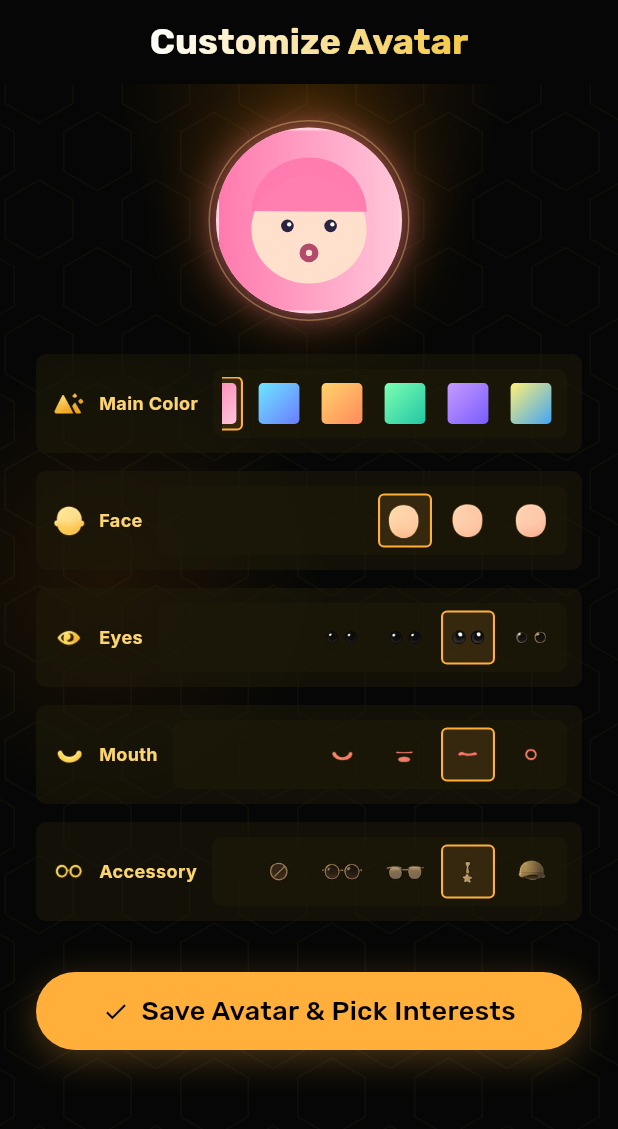
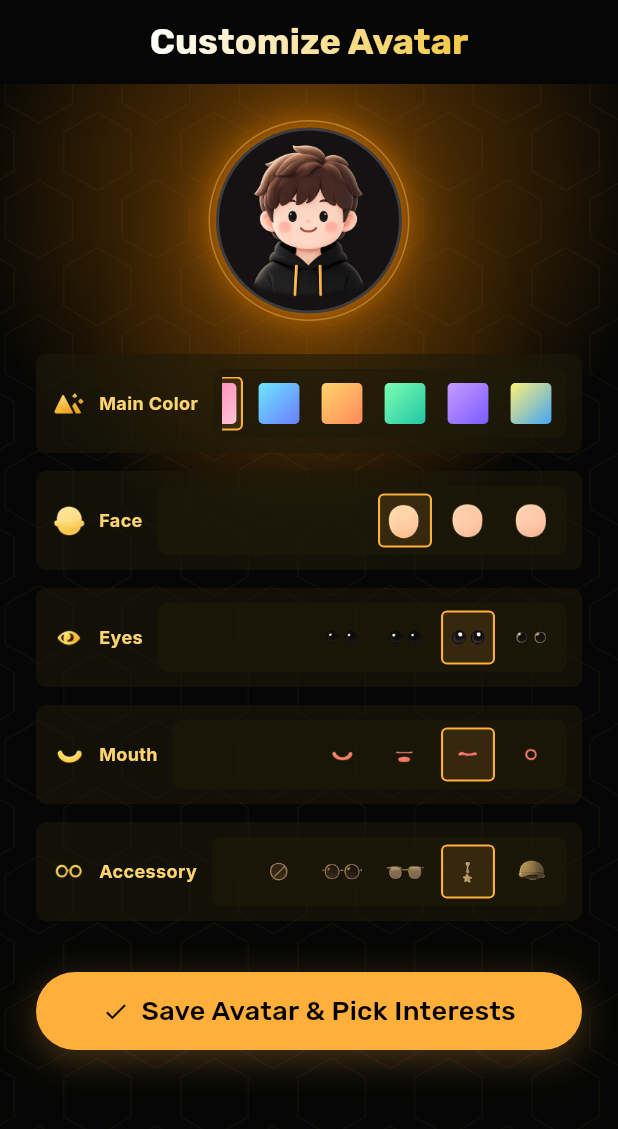
Before and after one commit to GuGuYou/GoogleConnectTheWorld, a Flutter app: the AvatarCustomizePage screen opened by its route, on a phone screen of 412 x 824 dp. Shown: the top 1129 px of the screen. Run offline on Flutter 3.47's test engine with Material 3 defaults, Android fonts, the phone set to English and light mode, and no system bars; our stand-ins replace flutter_animate, flutter_riverpod, geolocator, go_router, google_fonts, google_maps_flutter and 2 more; missing offline and left inert: dart:js_interop; accounts and stored records are empty; network calls fail.

Commit message:
Use Figma 3D hero avatar on profile/customize + stronger warm glow
Addresses "avatar still looks old": VirtualAvatarView gains a
heroPlaceholder mode that shows fig_avatar_hero.png (the Figma 3D
cartoon avatar) when no AI-generated image exists. Enabled on the
profile hero and the customize preview only, so nearby-map users keep
their distinct procedural avatars. NeonBackground warm glow boosted to
match the design's #FF8C00 top ellipse.

Verified on flutter web: profile + customize both render the 3D avatar
with the warm glow.

Co-Authored-By: Claude Fable 5 <noreply@anthropic.com>

```diff
--- a/lib/features/avatar/avatar_customize_page.dart
+++ b/lib/features/avatar/avatar_customize_page.dart
@@ -52,8 +52,11 @@ class AvatarCustomizePage extends ConsumerWidget {
                       ),
                     ],
                   ),
-                  child:
-                      VirtualAvatarView(avatar: avatar, size: 124, glow: true),
+                  child: VirtualAvatarView(
+                      avatar: avatar,
+                      size: 124,
+                      glow: true,
+                      heroPlaceholder: true),
                 ),
               ),
               const SizedBox(height: 22),
--- a/lib/features/avatar/widgets/virtual_avatar_view.dart
+++ b/lib/features/avatar/widgets/virtual_avatar_view.dart
@@ -11,13 +11,22 @@ class VirtualAvatarView extends StatelessWidget {
   final bool glow;
   final bool online;
 
+  /// When there is no AI-generated image, show the Figma 3D hero avatar
+  /// (`fig_avatar_hero.png`) instead of the procedural fallback. Used for
+  /// the profile hero and customize preview to match the redesign; other
+  /// contexts (e.g. many nearby users) keep the distinct procedural look.
+  final bool heroPlaceholder;
+
   const VirtualAvatarView({
     super.key,
     required this.avatar,
     this.size = 72,
     this.glow = false,
     this.online = false,
+    this.heroPlaceholder = false,
   });
+
+  static const _heroAsset = 'assets/images/avatars/fig_avatar_hero.png';
 
   static const palettes = [
     [Color(0xFFFF7AAE), Color(0xFFFFC6D9)],
@@ -48,6 +57,13 @@ class VirtualAvatarView extends StatelessWidget {
   Widget build(BuildContext context) {
     final colors = palettes[avatar.colorIndex % palettes.length];
     final generatedImage = _resolveGeneratedImage(avatar);
+    // No AI image + hero context → show the 3D hero art on a warm backdrop.
+    final useHero = generatedImage == null && heroPlaceholder;
+    final procedural = CustomPaint(
+      painter: avatar.style == AvatarVisualStyle.pixel
+          ? _PixelAvatarPainter(avatar, colors)
+          : _CuteAvatarPainter(avatar, colors),
+    );
     return Stack(
       clipBehavior: Clip.none,
       children: [
@@ -57,28 +73,36 @@ class VirtualAvatarView extends StatelessWidget {
           decoration: BoxDecoration(
             shape: avatar.style == AvatarVisualStyle.pixel ? BoxShape.rectangle : BoxShape.circle,
             borderRadius: avatar.style == AvatarVisualStyle.pixel ? BorderRadius.circular(size * 0.18) : null,
-            color: colors.last,
-            boxShadow: glow ? [BoxShadow(color: colors.first.withValues(alpha: 0.55), blurRadius: 18)] : null,
+            color: useHero ? AppColors.hexFill : colors.last,
+            boxShadow: glow
+                ? [
+                    BoxShadow(
+                      color: (useHero ? AppColors.glowOrange : colors.first)
+                          .withValues(alpha: 0.55),
+                      blurRadius: 18,
+                    )
+                  ]
+                : null,
             border: Border.all(color: Colors.white.withValues(alpha: 0.18), width: 2),
           ),
           clipBehavior: Clip.antiAlias,
-          child: generatedImage != null
-              ? Image(
-                  image: generatedImage,
+          child: useHero
+              ? Image.asset(
+                  _heroAsset,
                   fit: BoxFit.cover,
                   width: size,
                   height: size,
-                  errorBuilder: (context, error, stackTrace) => CustomPaint(
-                    painter: avatar.style == AvatarVisualStyle.pixel
-                        ? _PixelAvatarPainter(avatar, colors)
-                        : _CuteAvatarPainter(avatar, colors),
-                  ),
+                  errorBuilder: (context, error, stackTrace) => procedural,
                 )
-              : CustomPaint(
-                  painter: avatar.style == AvatarVisualStyle.pixel
-                      ? _PixelAvatarPainter(avatar, colors)
-                      : _CuteAvatarPainter(avatar, colors),
-                ),
+              : generatedImage != null
+                  ? Image(
+                      image: generatedImage,
+                      fit: BoxFit.cover,
+                      width: size,
+                      height: size,
+                      errorBuilder: (context, error, stackTrace) => procedural,
+                    )
+                  : procedural,
         ),
         if (online)
           Positioned(
--- a/lib/features/profile/profile_page.dart
+++ b/lib/features/profile/profile_page.dart
@@ -60,7 +60,8 @@ class ProfilePage extends ConsumerWidget {
                               avatar: me.virtualAvatar!,
                               size: 96,
                               glow: true,
-                              online: true)
+                              online: true,
+                              heroPlaceholder: true)
                           : AvatarPlaceholder(
                               seed: me.avatarSeed,
                               label: me.nickname,
--- a/lib/shared/widgets/neon_background.dart
+++ b/lib/shared/widgets/neon_background.dart
@@ -17,17 +17,17 @@ class NeonBackground extends StatelessWidget {
       child: Stack(
         children: [
           const Positioned.fill(child: _HoneycombPattern()),
+          // 顶部主暖光（对应设计稿 #FF8C00 辉光椭圆）
           Positioned(
-              top: -120,
-              left: 60,
-              right: 60,
-              child:
-                  _blob(AppColors.glowOrange.withValues(alpha: 0.16), 260)),
+              top: -160,
+              left: -40,
+              right: -40,
+              child: _blob(AppColors.glowOrange.withValues(alpha: 0.42), 460)),
           Positioned(
-              top: 180,
-              left: -80,
-              child:
-                  _blob(AppColors.glowOrange.withValues(alpha: 0.10), 300)),
+              top: 30,
+              left: 30,
+              right: 30,
+              child: _blob(AppColors.glowOrange.withValues(alpha: 0.16), 300)),
           child,
         ],
       ),
```
